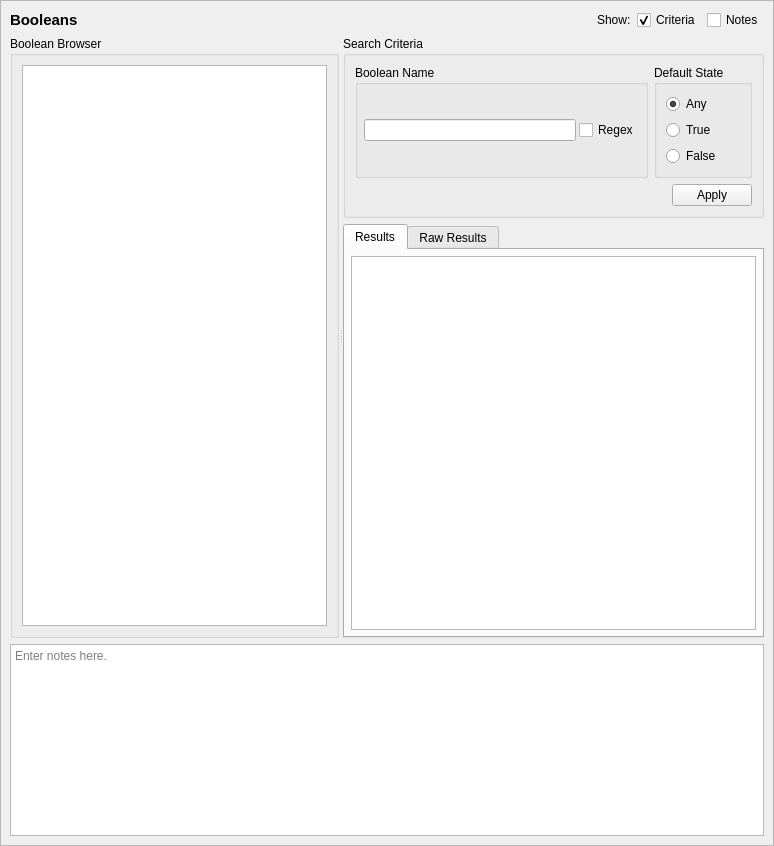
Above: data/boolquery.ui from SELinuxProject/setools before the change. Below: the same form after it.
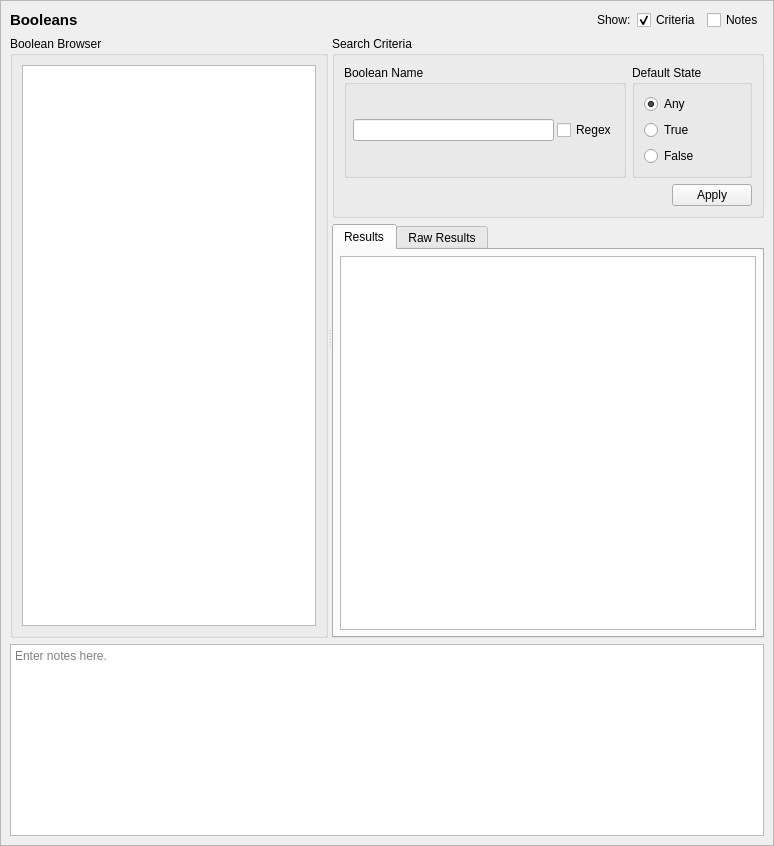
That is the form after the change. Custom widgets are drawn as their Qt base class.

Commit message:
apol: Use stylesheet to create a border around all QGroupBoxes.
Apply stylesheet in SEToolsWidget so all widgets will have the sheet
and it will propagate to child widgets.  This will add more visual
grouping to related options.  Adjust BooleanQueryTab so
the "Default State" group box title is completely shown.

Patch:
```diff
--- a/data/boolquery.ui
+++ b/data/boolquery.ui
@@ -222,6 +222,12 @@
            </item>
            <item row="0" column="1">
             <widget class="QGroupBox" name="default_criteria">
+             <property name="minimumSize">
+              <size>
+               <width>120</width>
+               <height>0</height>
+              </size>
+             </property>
              <property name="title">
               <string>Default State</string>
              </property>
```
The commit also changes 1 other file.
